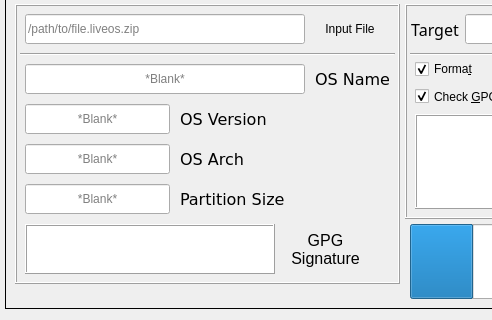
Above: ninjaforge_qt5.ui from defcon201/ninjaforge-ng before the change; both pictures show x 0 to 492 and y 115 to 435 of the 800 by 435 pixel window. Below: the same form after it.
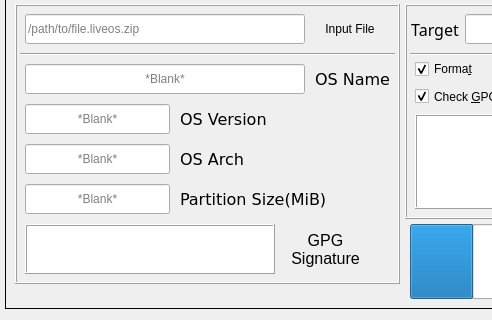
That is the form after the change. Icons and pictures are not drawn.

Commit message: label clarifies Paritition size is in bytes binary

Patch:
```diff
--- a/ninjaforge_qt5.ui
+++ b/ninjaforge_qt5.ui
@@ -643,7 +643,7 @@
        <rect>
         <x>165</x>
         <y>180</y>
-        <width>110</width>
+        <width>145</width>
         <height>30</height>
        </rect>
       </property>
@@ -654,7 +654,7 @@
        </font>
       </property>
       <property name="text">
-       <string>Partition Size</string>
+       <string>Partition Size(MiB)</string>
       </property>
       <property name="textFormat">
        <enum>Qt::PlainText</enum>
```
